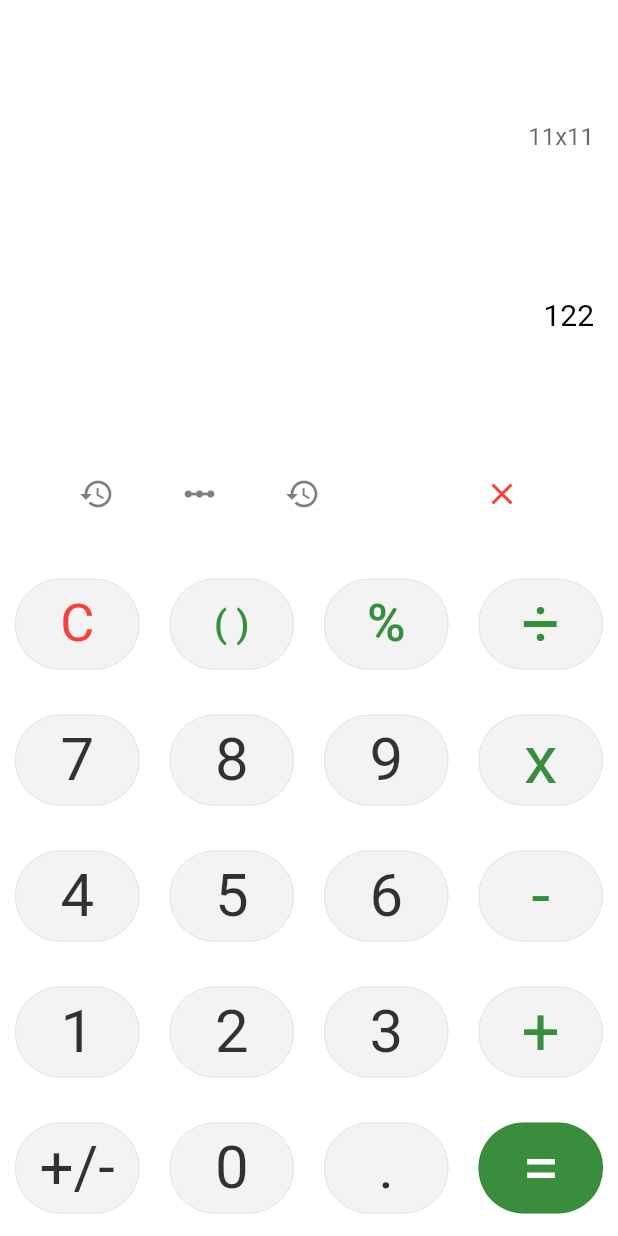
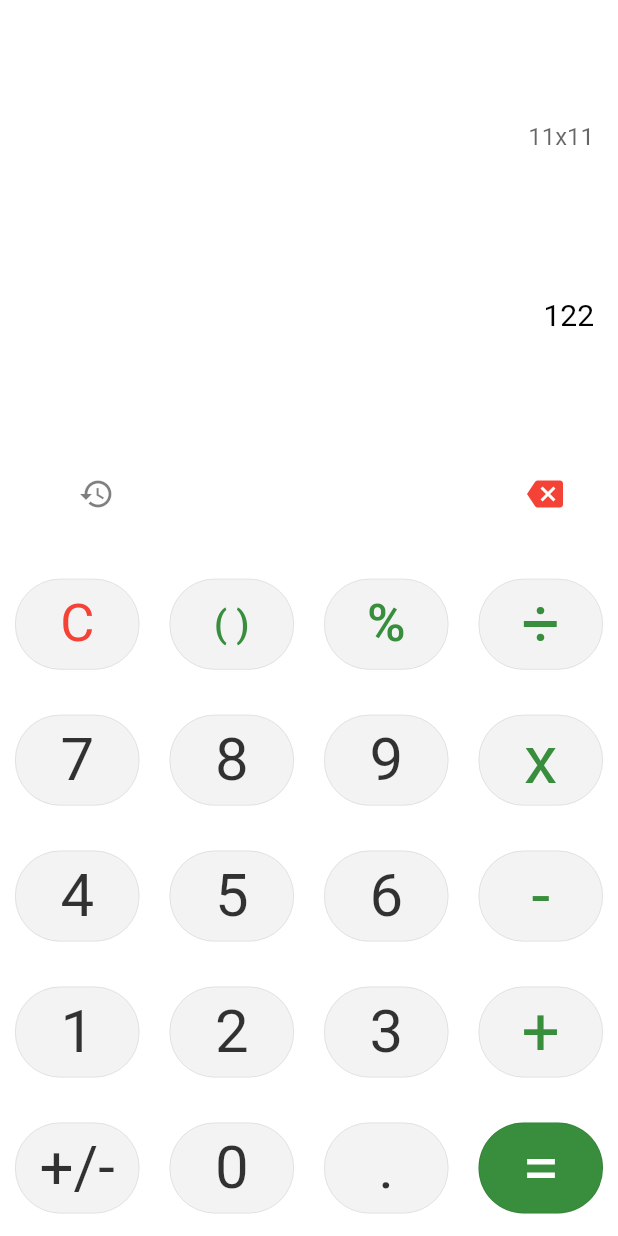
Before and after one commit to shreyansh-jain/calculator_app, a Flutter app: the screen it shows after launch, on a phone screen of 412 x 824 dp. Run offline on Flutter 3.47's test engine with Material 2 defaults, Android fonts, the phone set to English and light mode, and no system bars.

Commit message:
basic changes

```diff
--- a/lib/main.dart
+++ b/lib/main.dart
@@ -87,37 +87,43 @@ class Calculator extends StatelessWidget {
                                         0.10,
                                     width:
                                         MediaQuery.of(context).size.width / 6),
+                                // Container(
+                                //     color: Colors.white,
+                                //     height: MediaQuery.of(context).size.height *
+                                //         0.10,
+                                //     child: IconButton(
+                                //       icon: Icon(Icons.linear_scale),
+                                //       color: Colors.black.withOpacity(0.5),
+                                //       onPressed: () => {},
+                                //     ),
+                                //     width:
+                                //         MediaQuery.of(context).size.width / 6),
+                                // Container(
+                                //     color: Colors.white,
+                                //     height: MediaQuery.of(context).size.height *
+                                //         0.10,
+                                //     child: IconButton(
+                                //       icon: Icon(Icons.history),
+                                //       color: Colors.black.withOpacity(0.5),
+                                //       onPressed: () => {},
+                                //     ),
+                                //     width:
+                                //         MediaQuery.of(context).size.width / 6),
+                                SizedBox(
+                                    width: 30 +
+                                        MediaQuery.of(context).size.width / 3),
                                 Container(
                                     color: Colors.white,
+                                    alignment: Alignment.centerRight,
                                     height: MediaQuery.of(context).size.height *
                                         0.10,
-                                    child: IconButton(
-                                      icon: Icon(Icons.linear_scale),
-                                      color: Colors.black.withOpacity(0.5),
-                                      onPressed: () => {},
-                                    ),
-                                    width:
-                                        MediaQuery.of(context).size.width / 6),
-                                Container(
-                                    color: Colors.white,
-                                    height: MediaQuery.of(context).size.height *
-                                        0.10,
-                                    child: IconButton(
-                                      icon: Icon(Icons.history),
-                                      color: Colors.black.withOpacity(0.5),
-                                      onPressed: () => {},
-                                    ),
-                                    width:
-                                        MediaQuery.of(context).size.width / 6),
-                                SizedBox(width: 30),
-                                Container(
-                                    color: Colors.white,
-                                    height: MediaQuery.of(context).size.height *
-                                        0.10,
-                                    child: IconButton(
-                                      icon: Icon(Icons.close),
-                                      color: Colors.red,
-                                      onPressed: () => {},
+                                    child: Padding(
+                                      padding: const EdgeInsets.all(16.0),
+                                      child: IconButton(
+                                        icon: Icon(Icons.backspace),
+                                        color: Colors.red,
+                                        onPressed: () => {},
+                                      ),
                                     ),
                                     width:
                                         MediaQuery.of(context).size.width / 3),
--- a/pubspec.yaml
+++ b/pubspec.yaml
@@ -45,8 +45,8 @@ flutter:
   uses-material-design: true
 
   # To add assets to your application, add an assets section, like this:
-  # assets:
-  #   - images/a_dot_burr.jpeg
+  assets:
+    - assets/
   #   - images/a_dot_ham.jpeg
 
   # An image asset can refer to one or more resolution-specific "variants", see
```
Also changed, not shown: assets/clear.png (added).
